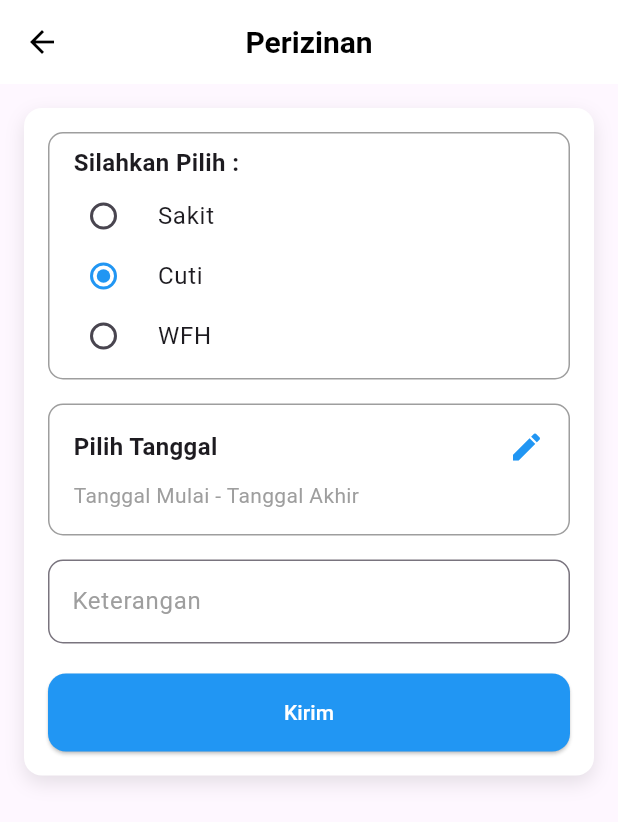
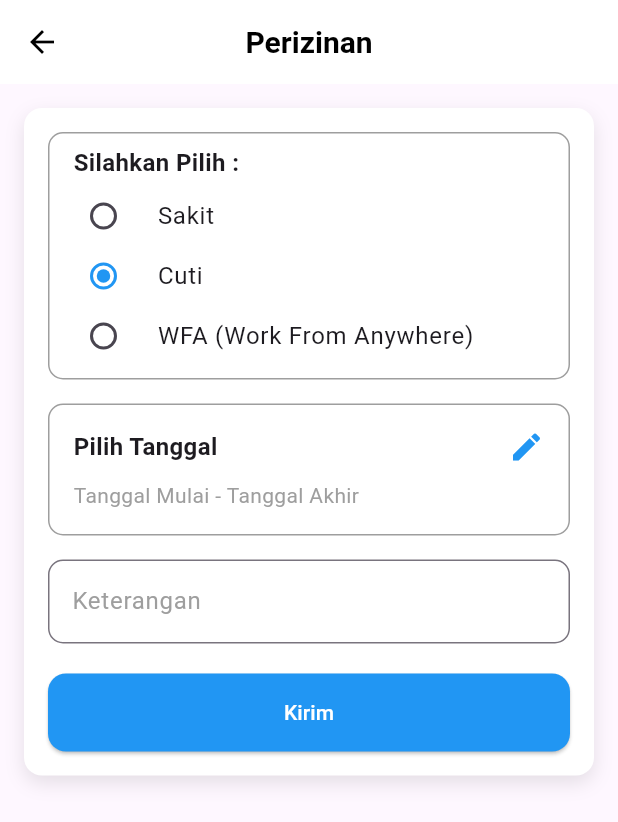
Before and after one commit to MuhammadAinurRiziq13/presensia, a Flutter app: the PermitPage screen opened directly, after a tap on "Perizinan", on a phone screen of 412 x 824 dp. Shown: the top 822 px of the screen. Run offline on Flutter 3.47's test engine with Material 3 defaults, Android fonts, the phone set to English and light mode, and no system bars; our stand-ins replace image_picker, slide_to_act, table_calendar; project files that could hold a hidden picture were left out.

Commit message:
adjust option, and padding size

```diff
--- a/lib/pages/permit/permit_page.dart
+++ b/lib/pages/permit/permit_page.dart
@@ -40,7 +40,7 @@ class _PermitPageState extends State<PermitPage> {
             Container(
               decoration: BoxDecoration(
                 color: Colors.white,
-                borderRadius: BorderRadius.circular(12.0),
+                borderRadius: BorderRadius.circular(10.0),
                 boxShadow: [
                   BoxShadow(
                     color: Colors.black.withOpacity(0.1),
@@ -49,6 +49,7 @@ class _PermitPageState extends State<PermitPage> {
                   ),
                 ],
               ),
+              padding: const EdgeInsets.symmetric(vertical: 8.0),
               child: Column(
                 children: [
                   ListTile(
@@ -66,7 +67,7 @@ class _PermitPageState extends State<PermitPage> {
                     },
                   ),
                   Padding(
-                    padding: const EdgeInsets.symmetric(horizontal: 16.0),
+                    padding: const EdgeInsets.symmetric(vertical: 8.0, horizontal: 16.0),
                     child: Divider(height: 1, thickness: 1),
                   ),
                   ListTile(
--- a/lib/pages/permit/permit_request_page.dart
+++ b/lib/pages/permit/permit_request_page.dart
@@ -106,8 +106,8 @@ class _PermitRequestPageState extends State<PermitRequestPage> {
                       RadioListTile<String>(
                         contentPadding: EdgeInsets.zero, // Hilangkan padding bawaan
                         visualDensity: VisualDensity(horizontal: 0, vertical: -4), // Rapatkan vertikal
-                        title: const Text('WFH'),
-                        value: 'WFH',
+                        title: const Text('WFA (Work From Anywhere)'),
+                        value: 'WFA',
                         groupValue: _selectedPermitType,
                         activeColor: Colors.blue,
                         onChanged: (String? value) {
```
